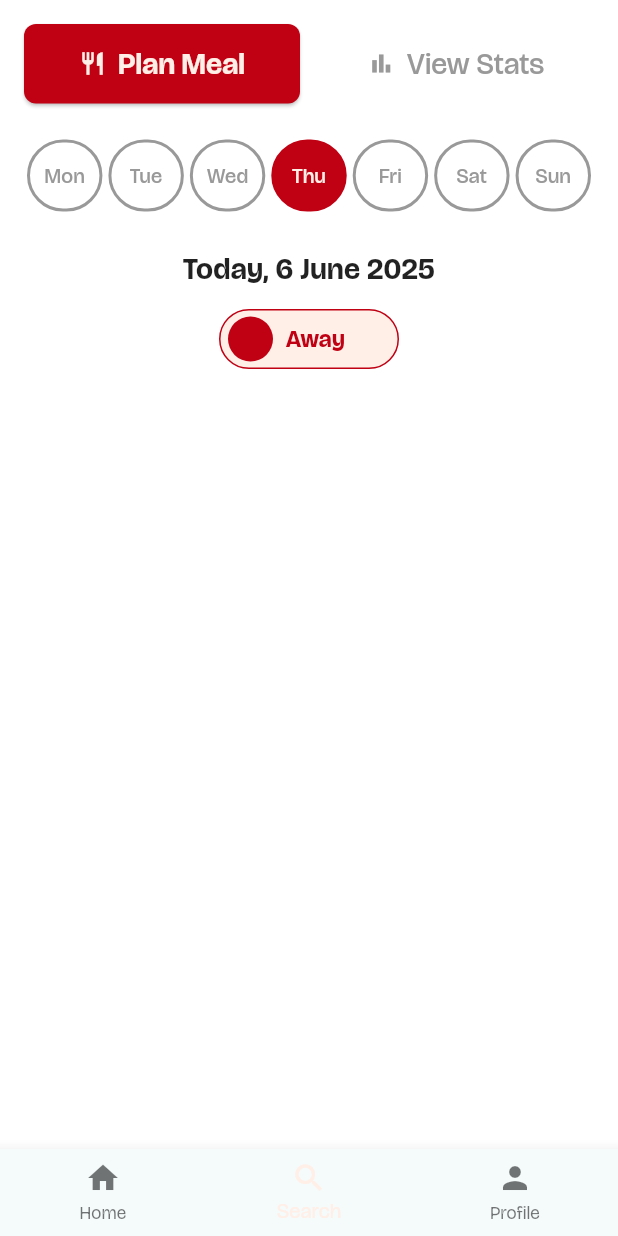
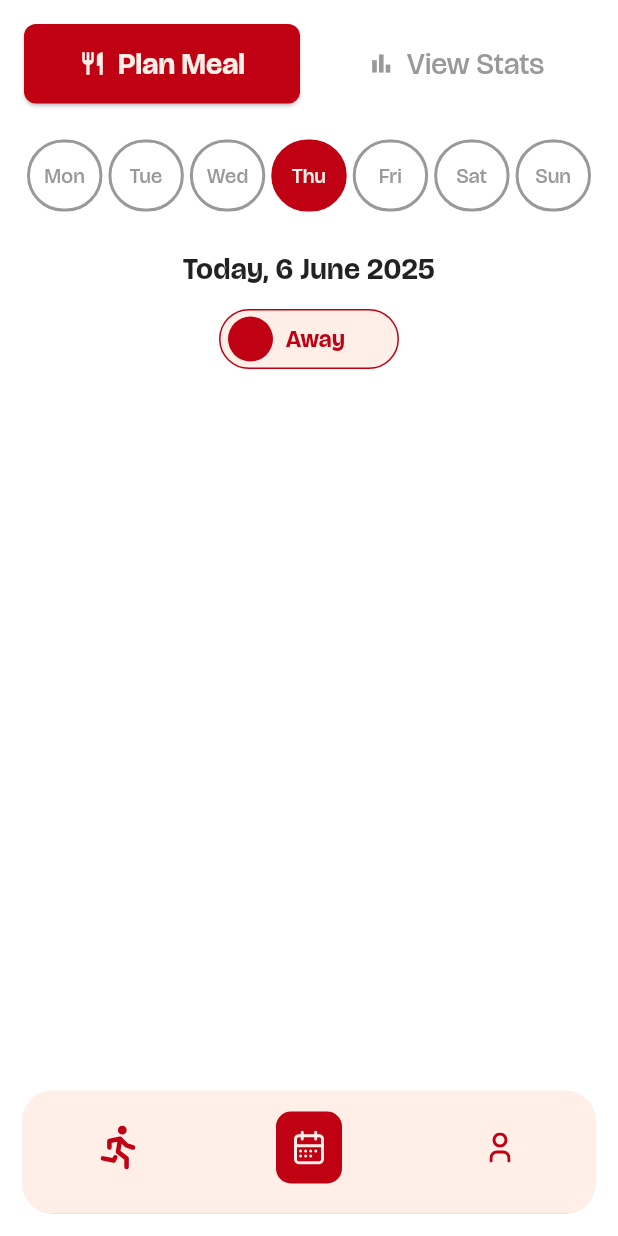
Before and after one commit to roamingworks/Roost, a Flutter app: the screen it shows after launch, on a phone screen of 412 x 824 dp. Run offline on Flutter 3.47's test engine with Material 3 defaults, Android fonts, the phone set to English and light mode, and no system bars; our stand-ins replace flutter_svg.

Commit message:
Colortheme file Created

```diff
--- a/frontend/lib/components/togglehostel.dart
+++ b/frontend/lib/components/togglehostel.dart
@@ -1,5 +1,7 @@
 
 import 'package:flutter/material.dart';
+import 'package:frontend/constants/colors.dart';
+
 
 class ToggleButton extends StatefulWidget{
   const ToggleButton({super.key});
@@ -28,10 +30,10 @@ class _ToggleButtonState extends State<ToggleButton>{
         padding: const EdgeInsets.symmetric(horizontal: 5),
         decoration: BoxDecoration(
           border: Border.all(
-            color: Theme.of(context).colorScheme.secondary,
+            color: ColorTheme.appTertiary,
             width: 1
           ),
-          color: isOn ? Theme.of(context).colorScheme.secondary : Theme.of(context).colorScheme.primary,
+          color: isOn ? ColorTheme.appTertiary : ColorTheme.appSecondary,
           borderRadius: BorderRadius.circular(30),
         ),
         child: Stack(
@@ -43,7 +45,7 @@ class _ToggleButtonState extends State<ToggleButton>{
               child: Text(
                 isOn ? 'In Hostel' : 'Away',
                 style: TextStyle(
-                  color: isOn ? Theme.of(context).colorScheme.primary : Theme.of(context).colorScheme.secondary,
+                  color: isOn ? ColorTheme.appSecondary : ColorTheme.appTertiary,
                   fontSize: 16,
                   fontWeight: FontWeight.bold,
                 ),
@@ -59,7 +61,7 @@ class _ToggleButtonState extends State<ToggleButton>{
                 width: 30,
                 height: 30,
                 decoration: BoxDecoration(
-                  color: isOn ? Theme.of(context).colorScheme.primary : Theme.of(context).colorScheme.secondary ,
+                  color: isOn ? ColorTheme.appSecondary : ColorTheme.appTertiary ,
                   shape: BoxShape.circle,
                 ),
               ),
--- /dev/null
+++ b/frontend/lib/constants/colors.dart
@@ -0,0 +1,11 @@
+// Colors
+import 'package:flutter/cupertino.dart';
+
+class ColorTheme {
+  static Color appMain = Color(0xFFFFFFFF);
+  static Color appSecondary  = Color(0xFFFFEFE7);
+  static Color appTertiary  = Color(0xFFC00013);
+  static Color textMain  = Color(0xFF292929);
+  static Color textSecondary  = Color(0xFF999999);
+
+}
--- a/frontend/lib/main.dart
+++ b/frontend/lib/main.dart
@@ -1,5 +1,7 @@
 import 'package:flutter/material.dart';
 import 'screens/dashboard.dart';
+import 'package:flutter_svg/flutter_svg.dart';
+import 'package:frontend/constants/colors.dart';
 
 void main(){
   runApp(MyApp());
@@ -9,19 +11,9 @@ class MyApp extends StatelessWidget{
   @override
   Widget build(BuildContext context){
 
-    final colorScheme = ColorScheme.fromSeed(
-      seedColor: Color(0xFFFFFFFF),
-      primary: Color(0xFFFFEFE7),
-      secondary: Color(0xFFC00013),
-      tertiary: Color(0xFF292929),
-      onTertiary: Color(0xFF999999),
-      brightness: Brightness.light,
-    );
-
     return MaterialApp(
       title: 'Hostelapp',
       theme: ThemeData(
-        colorScheme: colorScheme,
         useMaterial3: true,
         fontFamily: 'BriColage',
         scaffoldBackgroundColor: Color(0xFFFFFFFF),
@@ -43,35 +35,58 @@ class _HomePage extends State<HomePage> {
   final List<Widget> _pages = [
     Center(child: Text('Home Page')),
     MealPlannerDashboard(),
+    Container(child: Text('Home'))
   ];
+
+  void _onTapped(int index){
+    setState(() {
+      _currentIndex = index;
+    });
+  }
+
+  BottomNavigationBarItem customNavItem(String icon, int index){
+
+    bool isSelected = _currentIndex == index;
+
+    return BottomNavigationBarItem(
+      icon: Container(
+        padding: isSelected ? EdgeInsets.all(12) : EdgeInsets.zero,
+        decoration: BoxDecoration(
+          color: isSelected ? ColorTheme.appTertiary : Colors.transparent,
+          shape: BoxShape.rectangle,
+          borderRadius: BorderRadius.all(Radius.circular(10))
+        ),
+
+        child: SvgPicture.asset(icon,color: isSelected ? ColorTheme.appSecondary : ColorTheme.appTertiary,),
+      ),
+      label: "",
+    );
+  }
 
   @override
   Widget build(BuildContext context) {
     return Scaffold(
-      body: _pages[_currentIndex],
-      bottomNavigationBar: BottomNavigationBar(
-        currentIndex: _currentIndex,
-        onTap: (int index){
-          setState(() {
-            _currentIndex = index;
-          });
-        },
-        items: const [
-          BottomNavigationBarItem(
-            icon: Icon(Icons.home),
-            label: 'Home',
+      body: _currentIndex < _pages.length ? _pages[_currentIndex] : _pages[0],
+      bottomNavigationBar: Padding(
+
+        padding: EdgeInsets.all(15),
+        child: ClipRRect(
+          borderRadius: BorderRadius.all(Radius.circular(20)),
+          child: BottomNavigationBar(
+            showSelectedLabels: false,
+            showUnselectedLabels: false,
+            currentIndex: _currentIndex,
+            onTap: _onTapped,
+            backgroundColor: ColorTheme.appSecondary,
+            type: BottomNavigationBarType.fixed,
+            items: [
+            customNavItem("assets/icons/go.svg", 0),
+            customNavItem("assets/icons/calen.svg", 1),
+            customNavItem("assets/icons/profile.svg", 2),
+            ],
           ),
-          BottomNavigationBarItem(
-            icon: Icon(Icons.search),
-            label: 'Search',
-          ),
-          BottomNavigationBarItem(
-            icon: Icon(Icons.person),
-            label: 'Profile',
-          ),
-        ],
+        )
       ),
     );
   }
-
 }
--- a/frontend/lib/screens/dashboard.dart
+++ b/frontend/lib/screens/dashboard.dart
@@ -4,6 +4,9 @@ import 'package:intl/intl.dart';
 
 // Components
 import 'package:frontend/components/togglehostel.dart';
+
+// Themes
+import 'package:frontend/constants/colors.dart';
 
 
 
@@ -43,10 +46,10 @@ class _MealPlannerDashboardState extends State<MealPlannerDashboard> {
                   Expanded(
                     child: ElevatedButton.icon(
                       onPressed: () {},
-                      icon: Icon(Icons.restaurant, color: Theme.of(context).colorScheme.primary),
-                      label: Text('Plan Meal', style: TextStyle(fontSize: 20,color: Theme.of(context).colorScheme.primary, fontWeight: FontWeight.bold)),
+                      icon: Icon(Icons.restaurant, color: ColorTheme.appSecondary),
+                      label: Text('Plan Meal', style: TextStyle(fontSize: 20,color: ColorTheme.appSecondary, fontWeight: FontWeight.bold)),
                       style: ElevatedButton.styleFrom(
-                        backgroundColor: Theme.of(context).colorScheme.secondary,
+                        backgroundColor: ColorTheme.appTertiary,
                         padding: EdgeInsets.symmetric(vertical: 12),
                         shape: RoundedRectangleBorder(borderRadius: BorderRadius.circular(8)),
                       ),
@@ -57,8 +60,8 @@ class _MealPlannerDashboardState extends State<MealPlannerDashboard> {
                     child: OutlinedButton.icon(
                       onPressed: () {
                       },
-                      icon: Icon(Icons.bar_chart, color: Theme.of(context).colorScheme.onTertiary),
-                      label: Text('View Stats', style: TextStyle(fontSize: 20,color: Theme.of(context).colorScheme.onTertiary)),
+                      icon: Icon(Icons.bar_chart, color: ColorTheme.textSecondary),
+                      label: Text('View Stats', style: TextStyle(fontSize: 20,color: ColorTheme.textSecondary)),
                       style: OutlinedButton.styleFrom(
                         padding: EdgeInsets.symmetric(vertical: 12),
                         side: BorderSide.none
@@ -84,9 +87,9 @@ class _MealPlannerDashboardState extends State<MealPlannerDashboard> {
                         margin: EdgeInsets.symmetric(horizontal: 2),
                         padding: EdgeInsets.symmetric(vertical: 12),
                         decoration: BoxDecoration(
-                          color: isSelected ? Theme.of(context).colorScheme.secondary : Colors.transparent,
+                          color: isSelected ? ColorTheme.appTertiary : Colors.transparent,
                           border: Border.all(
-                            color: isSelected ? Theme.of(context).colorScheme.secondary : Theme.of(context).colorScheme.onTertiary,
+                            color: isSelected ? ColorTheme.appTertiary : ColorTheme.textSecondary,
                             width: 2,
                           ),
                           borderRadius: BorderRadius.circular(25),
@@ -95,7 +98,7 @@ class _MealPlannerDashboardState extends State<MealPlannerDashboard> {
                           days[index],
                           textAlign: TextAlign.center,
                           style: TextStyle(
-                            color: isSelected ? Theme.of(context).colorScheme.primary : Theme.of(context).colorScheme.onTertiary,
+                            color: isSelected ? ColorTheme.appSecondary : ColorTheme.textSecondary,
                             fontWeight: FontWeight.w500,
                           ),
                         ),
```
Also changed, not shown: frontend/pubspec.yaml (+5 -32 lines), frontend/assets/icons/calen.svg (added), frontend/assets/icons/go.svg (added), frontend/assets/icons/profile.svg (added), frontend/pubspec.lock.
